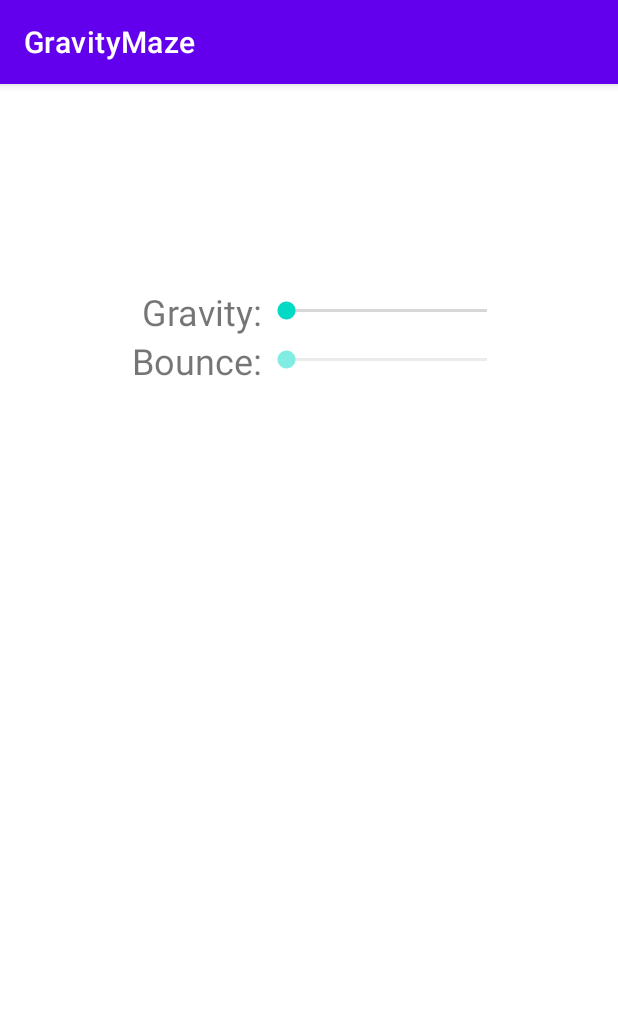
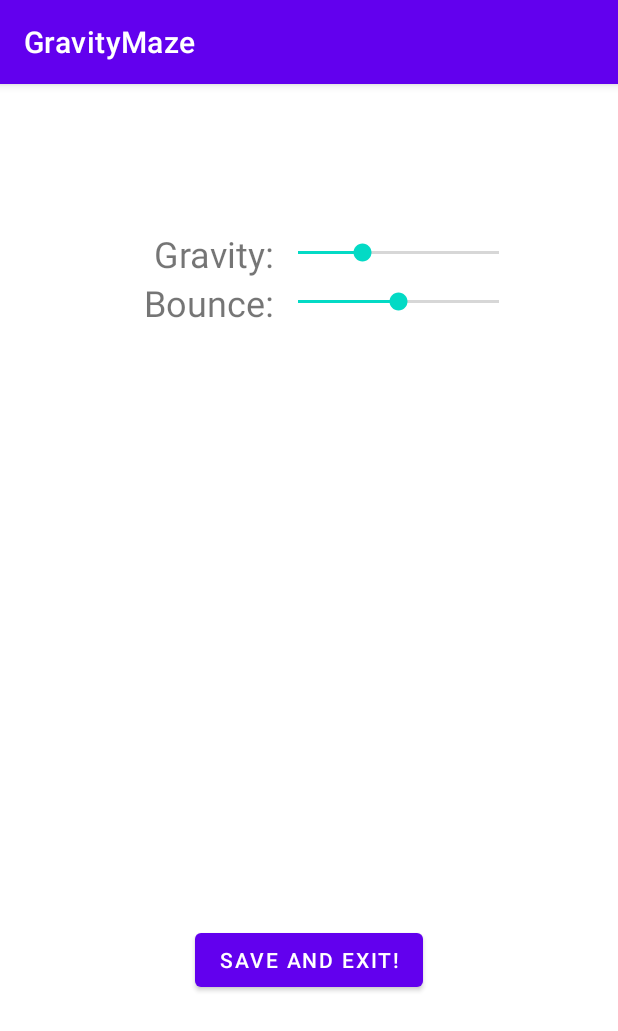
Before and after one commit to spencerparkin/GravityMaze, an Android app: the OptionsActivity screen opened directly, with no data from a screen before it, on a phone screen of 412 x 824 dp. Shown: the top 1031 px of the screen. Run offline under Robolectric (Android 15) with nearby library versions, the phone set to English and light mode, and no system bars.

Commit message:
Options menu seems to work and start using string table.

```diff
--- a/app/src/main/java/com/spencer/gravitymaze/OptionsActivity.kt
+++ b/app/src/main/java/com/spencer/gravitymaze/OptionsActivity.kt
@@ -1,29 +1,70 @@
 package com.spencer.gravitymaze
 
+import android.content.Intent
 import androidx.appcompat.app.AppCompatActivity
 import android.os.Bundle
+import android.util.Log
 import android.widget.Button
 import android.widget.SeekBar
 import kotlinx.serialization.json.Json
 import kotlinx.serialization.json.*
+import java.io.File
 
+// A view-model approach is better, but I can barely write kotlin code, so let's just do this for now.
 class OptionsActivity : AppCompatActivity() {
     override fun onCreate(savedInstanceState: Bundle?) {
         super.onCreate(savedInstanceState)
         setContentView(R.layout.activity_options)
 
-        val jsonString = application.assets.open("options.json").bufferedReader().use {
-            it.readText()
+        findViewById<Button>(R.id.buttonSaveAndExit).setOnClickListener {
+            Log.d("GRAVITY MAZE", "User save and exit button.")
+            pullOptionsFromControls()
+            val intent = Intent(this, MainMenu::class.java)
+            startActivity(intent)
         }
+
+        pushOptionsToControls()
+    }
+
+    private val gravityMax : Float = 300.0f
+    private val bounceMax : Float = 1.0f
+    private fun pushOptionsToControls() {
+        val file = File("$filesDir/options.json")
+        val jsonString = if(file.exists()) {
+            file.readText()
+        } else {
+            "{" +
+                "\"gravity\": 98.0," +
+                "\"bounce\": 0.5" +
+            "}"
+        }
+
         val options = Json.parseToJsonElement(jsonString).jsonObject
 
         val gravity = options["gravity"]!!.jsonPrimitive.float
-        var bounce = options["bounce"]!!.jsonPrimitive.float
+        val bounce = options["bounce"]!!.jsonPrimitive.float
 
-        // TODO: This is wrong.
-        findViewById<SeekBar>(R.id.seekBarGravity).alpha = gravity
-        findViewById<SeekBar>(R.id.seekBarBounce).alpha = bounce
+        val gravityBar = findViewById<SeekBar>(R.id.seekBarGravity)
+        val bounceBar = findViewById<SeekBar>(R.id.seekBarBounce)
 
-        val i : Int = 0
+        gravityBar.progress = ((gravity / gravityMax) * gravityBar.max.toFloat()).toInt()
+        bounceBar.progress = ((bounce / bounceMax) * bounceBar.max.toFloat()).toInt()
+    }
+
+    private fun pullOptionsFromControls() {
+
+        val gravityBar = findViewById<SeekBar>(R.id.seekBarGravity)
+        val bounceBar = findViewById<SeekBar>(R.id.seekBarBounce)
+
+        val gravity = (gravityBar.progress.toFloat() / gravityBar.max.toFloat()) * gravityMax
+        val bounce = (bounceBar.progress.toFloat() / bounceBar.max.toFloat()) * bounceMax
+
+        val jsonString : String = "{" +
+                "\"gravity\": $gravity," +
+                "\"bounce\": $bounce" +
+                "}"
+
+        val file = File("$filesDir/options.json")
+        file.writeText(jsonString)
     }
 }
--- a/app/src/main/res/layout/activity_main_menu.xml
+++ b/app/src/main/res/layout/activity_main_menu.xml
@@ -11,7 +11,7 @@
         android:layout_width="246dp"
         android:layout_height="56dp"
         android:layout_marginTop="16dp"
-        android:text="Resume Your Quest to Save the Universe!"
+        android:text="@string/resumeGame"
         app:layout_constraintEnd_toEndOf="parent"
         app:layout_constraintStart_toStartOf="parent"
         app:layout_constraintTop_toBottomOf="@+id/tweak_options" />
@@ -21,7 +21,7 @@
         android:layout_width="245dp"
         android:layout_height="52dp"
         android:layout_marginTop="32dp"
-        android:text="Tweak the Options, Bro"
+        android:text="@string/tweakOptions"
         app:layout_constraintEnd_toEndOf="parent"
         app:layout_constraintStart_toStartOf="parent"
         app:layout_constraintTop_toBottomOf="@+id/game_explanation" />
@@ -31,7 +31,7 @@
         android:layout_width="359dp"
         android:layout_height="138dp"
         android:layout_marginTop="44dp"
-        android:text="Welcome to Gravity Maze, the most a-maze-ing game ever invented for a mobile device!  You are on a quest to save the universe!  Unless you complete all the mazes, the evil queen (who's name is not pronouncable by humans) from beyond the outer rim will destroy the universe using the evil magic that exhudes forth from her nostrils.  Can we count on you?"
+        android:text="@string/gameExplanation"
         android:textAlignment="center"
         app:layout_constraintEnd_toEndOf="parent"
         app:layout_constraintStart_toStartOf="parent"
--- a/app/src/main/res/layout/activity_options.xml
+++ b/app/src/main/res/layout/activity_options.xml
@@ -7,15 +7,17 @@
     tools:context=".OptionsActivity">
 
     <TableLayout
-        android:layout_width="323dp"
-        android:layout_height="499dp"
+        android:layout_width="306dp"
+        android:layout_height="241dp"
         android:layout_marginStart="1dp"
         android:layout_marginTop="2dp"
         android:layout_marginEnd="1dp"
-        app:layout_constraintBottom_toBottomOf="parent"
+        app:layout_constraintBottom_toTopOf="@+id/buttonSaveAndExit"
         app:layout_constraintEnd_toEndOf="parent"
+        app:layout_constraintHorizontal_bias="0.495"
         app:layout_constraintStart_toStartOf="parent"
-        app:layout_constraintTop_toTopOf="parent">
+        app:layout_constraintTop_toTopOf="parent"
+        app:layout_constraintVertical_bias="0.299">
 
         <TableRow
             android:layout_width="match_parent"
@@ -26,7 +28,7 @@
                 android:id="@+id/textView2"
                 android:layout_width="wrap_content"
                 android:layout_height="wrap_content"
-                android:text="Gravity:"
+                android:text="@string/gravityLabel"
                 android:textAlignment="viewEnd"
                 android:textSize="24sp" />
 
@@ -34,7 +36,8 @@
                 android:id="@+id/seekBarGravity"
                 android:layout_width="123dp"
                 android:layout_height="match_parent"
-                android:max="2000" />
+                android:max="100"
+                android:progress="90" />
         </TableRow>
 
         <TableRow
@@ -45,7 +48,7 @@
                 android:id="@+id/textView3"
                 android:layout_width="130dp"
                 android:layout_height="wrap_content"
-                android:text="Bounce:"
+                android:text="@string/bounceLabel"
                 android:textAlignment="viewEnd"
                 android:textSize="24sp" />
 
@@ -53,15 +56,19 @@
                 android:id="@+id/seekBarBounce"
                 android:layout_width="166dp"
                 android:layout_height="match_parent"
-                android:max="1" />
+                android:max="100"
+                android:progress="30" />
         </TableRow>
 
-        <TableRow
-            android:layout_width="match_parent"
-            android:layout_height="match_parent" />
+    </TableLayout>
 
-        <TableRow
-            android:layout_width="match_parent"
-            android:layout_height="match_parent" />
-    </TableLayout>
+    <Button
+        android:id="@+id/buttonSaveAndExit"
+        android:layout_width="wrap_content"
+        android:layout_height="wrap_content"
+        android:layout_marginBottom="160dp"
+        android:text="@string/saveAndExit"
+        app:layout_constraintBottom_toBottomOf="parent"
+        app:layout_constraintEnd_toEndOf="parent"
+        app:layout_constraintStart_toStartOf="parent" />
 </androidx.constraintlayout.widget.ConstraintLayout>
--- a/app/src/main/res/values/strings.xml
+++ b/app/src/main/res/values/strings.xml
@@ -1,3 +1,9 @@
 <resources>
     <string name="app_name">GravityMaze</string>
+    <string name="saveAndExit">Save and Exit!</string>
+    <string name="gravityLabel">Gravity:</string>
+    <string name="bounceLabel">Bounce:</string>
+    <string name="gameExplanation">Welcome to Gravity Maze, the most a-maze-ing game ever invented for a mobile device!  You are on a quest to save the universe!  Unless you complete all the mazes, the evil queen (who\'s name is not pronouncable by humans) from beyond the outer rim will destroy the universe using the evil magic that exhudes forth from her nostrils.  Can we count on you?</string>
+    <string name="tweakOptions">Tweak the Options, Bro!</string>
+    <string name="resumeGame">Resume Your Quest to Save the Universe!</string>
 </resources>
```
Also changed, not shown: 1 other file.
